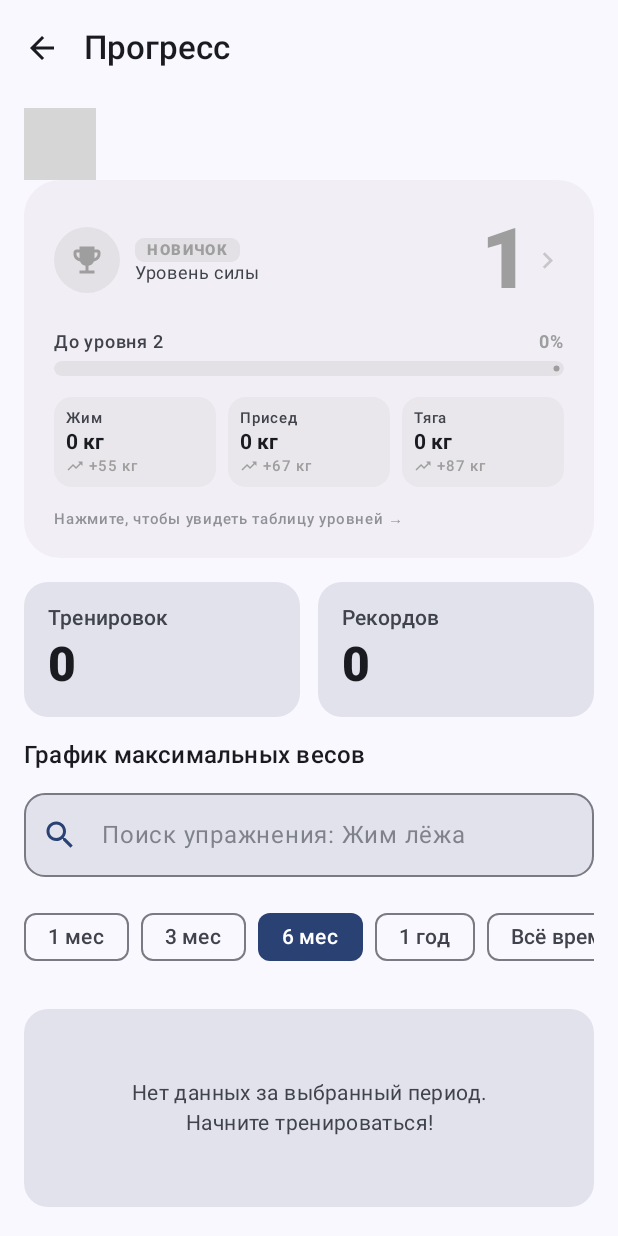
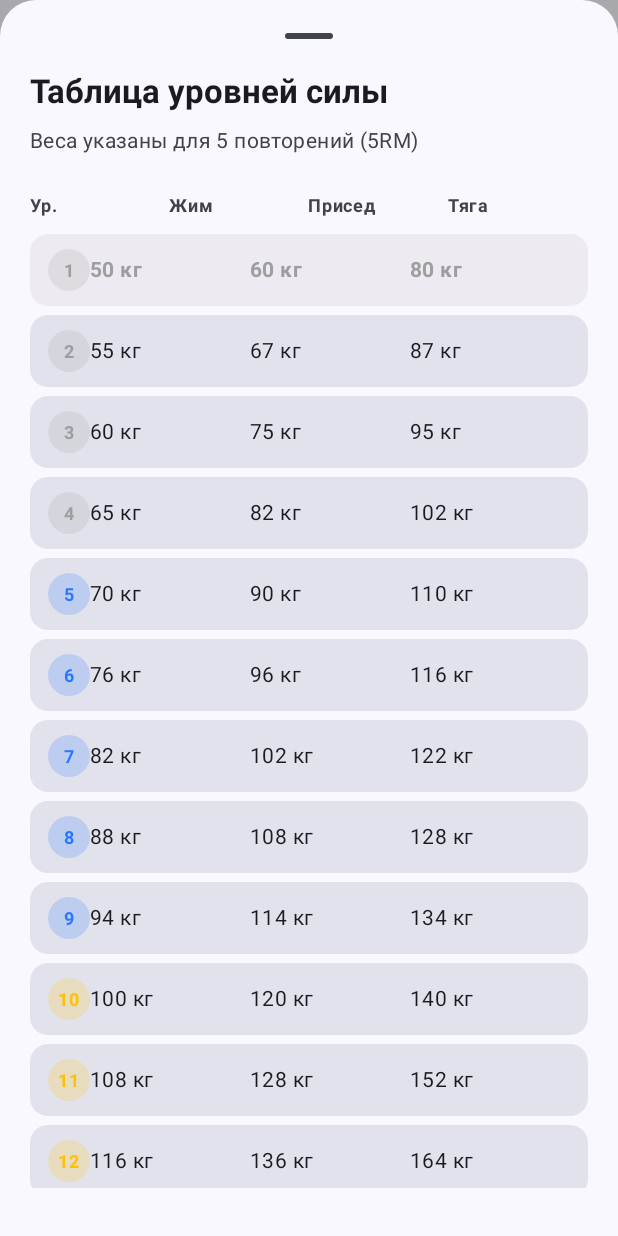
Before and after one commit to arguss228/GymBro, an Android app built with Jetpack Compose: the ProgressScreen screen opened through its navigation route, after a tap on "НОВИЧОК", on a phone screen of 412 x 824 dp. Run offline under Robolectric (Android 15) with nearby library versions, the light colour scheme and no system bars; our stand-ins replace Dagger/Hilt's generated code, Room's generated code; 6 statements that could not run were skipped; grey boxes are pictures that could not be loaded.

Commit message:
фиксы...

```diff
--- /dev/null
+++ b/app/src/main/java/com/gymbro/app/ui/components/LevelTableSheet.kt
@@ -0,0 +1,136 @@
+package com.gymbro.app.ui.components
+
+import androidx.compose.foundation.background
+import androidx.compose.foundation.layout.Arrangement
+import androidx.compose.foundation.layout.Box
+import androidx.compose.foundation.layout.Column
+import androidx.compose.foundation.layout.Row
+import androidx.compose.foundation.layout.Spacer
+import androidx.compose.foundation.layout.fillMaxWidth
+import androidx.compose.foundation.layout.height
+import androidx.compose.foundation.layout.padding
+import androidx.compose.foundation.layout.size
+import androidx.compose.foundation.lazy.LazyColumn
+import androidx.compose.foundation.lazy.items
+import androidx.compose.foundation.shape.CircleShape
+import androidx.compose.foundation.shape.RoundedCornerShape
+import androidx.compose.material3.ExperimentalMaterial3Api
+import androidx.compose.material3.MaterialTheme
+import androidx.compose.material3.ModalBottomSheet
+import androidx.compose.material3.Text
+import androidx.compose.material3.rememberModalBottomSheetState
+import androidx.compose.runtime.Composable
+import androidx.compose.ui.Alignment
+import androidx.compose.ui.Modifier
+import androidx.compose.ui.draw.clip
+import androidx.compose.ui.text.font.FontWeight
+import androidx.compose.ui.unit.dp
+import com.gymbro.app.data.seed.LevelThresholds
+import com.gymbro.app.domain.model.LevelTier
+
+@OptIn(ExperimentalMaterial3Api::class)
+@Composable
+fun LevelTableSheet(
+    currentLevel: Int,
+    onDismiss: () -> Unit,
+) {
+    val sheetState = rememberModalBottomSheetState(skipPartiallyExpanded = true)
+
+    ModalBottomSheet(
+        onDismissRequest = onDismiss,
+        sheetState = sheetState,
+        containerColor = MaterialTheme.colorScheme.surface,
+        shape = RoundedCornerShape(topStart = 24.dp, topEnd = 24.dp),
+    ) {
+        Column(
+            modifier = Modifier
+                .fillMaxWidth()
+                .padding(horizontal = 20.dp)
+                .padding(bottom = 32.dp),
+            verticalArrangement = Arrangement.spacedBy(12.dp),
+        ) {
+            Text(
+                "Таблица уровней силы",
+                style = MaterialTheme.typography.titleLarge,
+                fontWeight = FontWeight.Bold,
+            )
+            Text(
+                "Веса указаны для 5 повторений (5RM)",
+                style = MaterialTheme.typography.bodyMedium,
+                color = MaterialTheme.colorScheme.onSurfaceVariant,
+            )
+
+            Spacer(Modifier.height(4.dp))
+
+            // Header row
+            Row(
+                modifier = Modifier.fillMaxWidth(),
+                horizontalArrangement = Arrangement.SpaceBetween,
+            ) {
+                listOf("Ур.", "Жим", "Присед", "Тяга").forEach { header ->
+                    Text(
+                        header,
+                        style = MaterialTheme.typography.labelMedium,
+                        fontWeight = FontWeight.Bold,
+                        color = MaterialTheme.colorScheme.onSurfaceVariant,
+                        modifier = Modifier.weight(1f),
+                    )
+                }
+            }
+
+            LazyColumn(verticalArrangement = Arrangement.spacedBy(6.dp)) {
+                items(LevelThresholds.table) { targets ->
+                    val tier = LevelTier.of(targets.level)
+                    val isCurrentLevel = targets.level == currentLevel
+                    val bgColor = if (isCurrentLevel)
+                        tier.primary.copy(alpha = 0.15f)
+                    else
+                        MaterialTheme.colorScheme.surfaceVariant
+
+                    Row(
+                        modifier = Modifier
+                            .fillMaxWidth()
+                            .clip(RoundedCornerShape(12.dp))
+                            .background(bgColor)
+                            .padding(horizontal = 12.dp, vertical = 10.dp),
+                        verticalAlignment = Alignment.CenterVertically,
+                        horizontalArrangement = Arrangement.SpaceBetween,
+                    ) {
+                        // Level badge
+                        Box(
+                            modifier = Modifier
+                                .size(28.dp)
+                                .clip(CircleShape)
+                                .background(tier.primary.copy(alpha = 0.2f)),
+                            contentAlignment = Alignment.Center,
+                        ) {
+                            Text(
+                                "${targets.level}",
+                                style = MaterialTheme.typography.labelMedium,
+                                fontWeight = FontWeight.Bold,
+                                color = tier.primary,
+                            )
+                        }
+
+                        listOf(
+                            "${targets.bench.toInt()}",
+                            "${targets.squat.toInt()}",
+                            "${targets.deadlift.toInt()}",
+                        ).forEach { value ->
+                            Text(
+                                "$value кг",
+                                style = MaterialTheme.typography.bodyMedium,
+                                fontWeight = if (isCurrentLevel) FontWeight.Bold else FontWeight.Normal,
+                                color = if (isCurrentLevel)
+                                    tier.primary
+                                else
+                                    MaterialTheme.colorScheme.onSurface,
+                                modifier = Modifier.weight(1f),
+                            )
+                        }
+                    }
+                }
+            }
+        }
+    }
+}
--- a/app/src/main/java/com/gymbro/app/ui/onboarding/OnboardingScreen.kt
+++ b/app/src/main/java/com/gymbro/app/ui/onboarding/OnboardingScreen.kt
@@ -24,29 +24,6 @@ import androidx.compose.ui.Modifier
 import androidx.compose.ui.text.input.KeyboardType
 import androidx.compose.ui.unit.dp
 import androidx.hilt.navigation.compose.hiltViewModel
-import androidx.lifecycle.ViewModel
-import androidx.lifecycle.viewModelScope
-import com.gymbro.app.domain.usecase.OnboardingUseCase
-import dagger.hilt.android.lifecycle.HiltViewModel
-import kotlinx.coroutines.launch
-import javax.inject.Inject
-
-@HiltViewModel
-class OnboardingViewModel @Inject constructor(
-    private val onboardingUseCase: OnboardingUseCase,
-) : ViewModel() {
-    fun submit(
-        bench: Double?,
-        squat: Double?,
-        deadlift: Double?,
-        onDone: () -> Unit,
-    ) {
-        viewModelScope.launch {
-            onboardingUseCase(OnboardingUseCase.Params(bench, squat, deadlift))
-            onDone()
-        }
-    }
-}
 
 @Composable
 fun OnboardingScreen(
--- /dev/null
+++ b/app/src/main/java/com/gymbro/app/ui/onboarding/OnboardingViewModel.kt
@@ -0,0 +1,26 @@
+package com.gymbro.app.ui.onboarding
+
+import androidx.lifecycle.ViewModel
+import androidx.lifecycle.viewModelScope
+import com.gymbro.app.domain.usecase.OnboardingUseCase
+import dagger.hilt.android.lifecycle.HiltViewModel
+import kotlinx.coroutines.launch
+import javax.inject.Inject
+
+@HiltViewModel
+class OnboardingViewModel @Inject constructor(
+    private val onboardingUseCase: OnboardingUseCase,
+) : ViewModel() {
+
+    fun submit(
+        bench: Double?,
+        squat: Double?,
+        deadlift: Double?,
+        onDone: () -> Unit,
+    ) {
+        viewModelScope.launch {
+            onboardingUseCase(OnboardingUseCase.Params(bench, squat, deadlift))
+            onDone()
+        }
+    }
+}
--- a/app/src/main/java/com/gymbro/app/ui/splash/SplashScreen.kt
+++ b/app/src/main/java/com/gymbro/app/ui/splash/SplashScreen.kt
@@ -18,19 +18,7 @@ import androidx.compose.ui.Alignment
 import androidx.compose.ui.Modifier
 import androidx.compose.ui.unit.dp
 import androidx.hilt.navigation.compose.hiltViewModel
-import androidx.lifecycle.ViewModel
-import com.gymbro.app.data.repository.LevelRepository
-import dagger.hilt.android.lifecycle.HiltViewModel
 import kotlinx.coroutines.delay
-import javax.inject.Inject
-
-@HiltViewModel
-class SplashViewModel @Inject constructor(
-    private val levelRepo: LevelRepository,
-) : ViewModel() {
-    suspend fun isOnboardingCompleted(): Boolean =
-        levelRepo.getProfile().onboardingCompleted
-}
 
 @Composable
 fun SplashScreen(
@@ -39,7 +27,7 @@ fun SplashScreen(
     viewModel: SplashViewModel = hiltViewModel(),
 ) {
     LaunchedEffect(Unit) {
-        delay(600) // короткое визуальное присутствие
+        delay(600)
         val done = viewModel.isOnboardingCompleted()
         if (done) onReady() else onOnboardingNeeded()
     }
--- /dev/null
+++ b/app/src/main/java/com/gymbro/app/ui/splash/SplashViewModel.kt
@@ -0,0 +1,15 @@
+package com.gymbro.app.ui.splash
+
+import androidx.lifecycle.ViewModel
+import com.gymbro.app.data.repository.LevelRepository
+import dagger.hilt.android.lifecycle.HiltViewModel
+import javax.inject.Inject
+
+@HiltViewModel
+class SplashViewModel @Inject constructor(
+    private val levelRepo: LevelRepository,
+) : ViewModel() {
+
+    suspend fun isOnboardingCompleted(): Boolean =
+        levelRepo.getProfile().onboardingCompleted
+}
```
